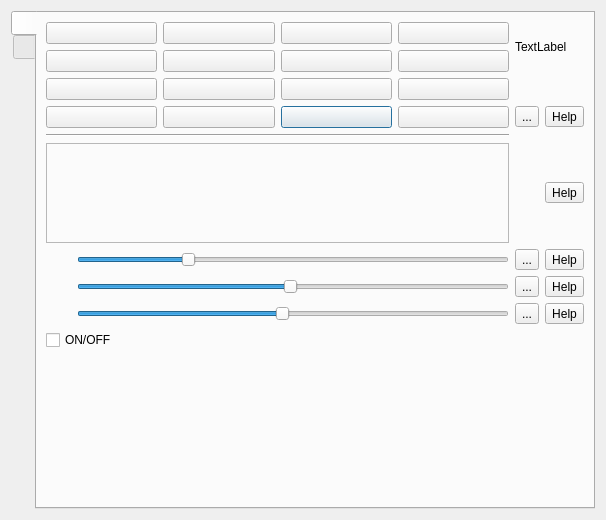
First picture: the form in src/showclick/showclickDialog.ui, repository vkohaupt/vokoShowClick, before the edit.
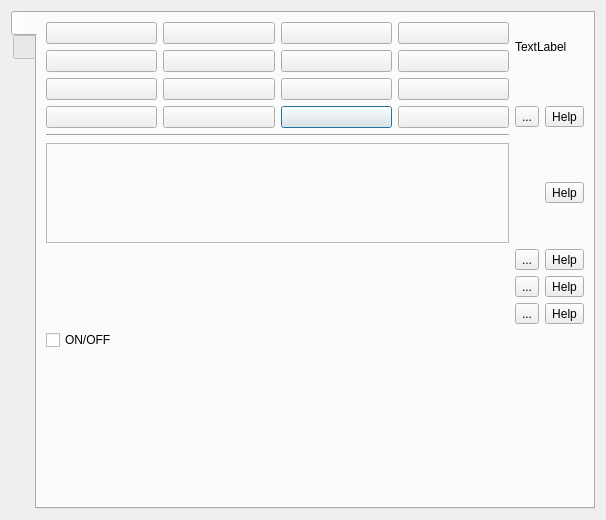
Second picture: the form after the edit. Icons and pictures are not drawn.

Diff of the .ui file:
```diff
--- a/src/showclick/showclickDialog.ui
+++ b/src/showclick/showclickDialog.ui
@@ -225,24 +225,7 @@
             </widget>
            </item>
            <item row="2" column="1">
-            <layout class="QHBoxLayout" name="horizontalLayout_4">
-             <item>
-              <widget class="QSlider" name="horizontalSliderOpacity">
-               <property name="minimum">
-                <number>1</number>
-               </property>
-               <property name="maximum">
-                <number>100</number>
-               </property>
-               <property name="sliderPosition">
-                <number>50</number>
-               </property>
-               <property name="orientation">
-                <enum>Qt::Horizontal</enum>
-               </property>
-              </widget>
-             </item>
-            </layout>
+            <layout class="QHBoxLayout" name="horizontalLayoutOpacity"/>
            </item>
            <item row="2" column="2">
             <widget class="QToolButton" name="toolButtonSliderOpacityDefault">
@@ -398,50 +381,10 @@
             </widget>
            </item>
            <item row="1" column="1">
-            <layout class="QHBoxLayout" name="horizontalLayout_3">
-             <item>
-              <widget class="QSlider" name="horizontalSliderCircle">
-               <property name="minimum">
-                <number>40</number>
-               </property>
-               <property name="maximum">
-                <number>80</number>
-               </property>
-               <property name="value">
-                <number>50</number>
-               </property>
-               <property name="sliderPosition">
-                <number>50</number>
-               </property>
-               <property name="orientation">
-                <enum>Qt::Horizontal</enum>
-               </property>
-              </widget>
-             </item>
-            </layout>
+            <layout class="QHBoxLayout" name="horizontalLayoutCircle"/>
            </item>
            <item row="3" column="1">
-            <layout class="QHBoxLayout" name="horizontalLayout_5">
-             <item>
-              <widget class="QSlider" name="horizontalSliderShowtime">
-               <property name="minimum">
-                <number>1</number>
-               </property>
-               <property name="maximum">
-                <number>20</number>
-               </property>
-               <property name="value">
-                <number>10</number>
-               </property>
-               <property name="tracking">
-                <bool>false</bool>
-               </property>
-               <property name="orientation">
-                <enum>Qt::Horizontal</enum>
-               </property>
-              </widget>
-             </item>
-            </layout>
+            <layout class="QHBoxLayout" name="horizontalLayoutShowtime"/>
            </item>
           </layout>
          </item>
```
